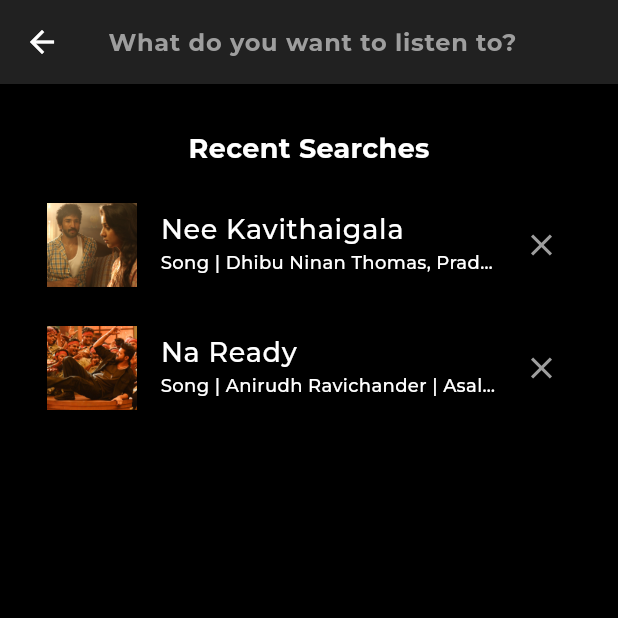
After one commit to Yogesh-Jaisankar/spotify_clone, a Flutter app: the Search screen opened directly, after a tap on "What do you want to listen to?", on a phone screen of 412 x 824 dp, the top half of it. The commit adds this screen. Run offline on Flutter 3.47's test engine with Material 2 defaults, Android fonts, the light colour scheme and no system bars; our stand-ins replace font_awesome_flutter, google_fonts, hexcolor.

Commit message:
Second Commit

```diff
--- /dev/null
+++ b/lib/library.dart
@@ -0,0 +1,27 @@
+import 'package:flutter/material.dart';
+
+class Library extends StatefulWidget {
+  const Library({super.key});
+
+  @override
+  State<Library> createState() => _LibraryState();
+}
+
+class _LibraryState extends State<Library> {
+  @override
+  Widget build(BuildContext context) {
+    return Scaffold(
+      backgroundColor: Colors.black,
+      appBar: AppBar(
+        leading: Container(
+          height: 60,
+          width: 60,
+          child: ClipRRect(
+            borderRadius: BorderRadius.circular(100),
+            child: Image.asset("assets/yog.png"),
+          ),
+        ),
+      ),
+    );
+  }
+}
--- a/lib/main.dart
+++ b/lib/main.dart
@@ -1,5 +1,5 @@
 import 'package:flutter/material.dart';
-import 'package:spotify_clone/onboard.dart';
+import 'package:spotify_clone/library.dart';
 
 void main() {
   runApp(const MyApp());
@@ -18,7 +18,7 @@ class MyApp extends StatelessWidget {
         colorScheme: ColorScheme.fromSeed(seedColor: Colors.deepPurple),
         useMaterial3: true,
       ),
-      home: Onboard(),
+      home: Library(),
     );
   }
 }
--- a/lib/onboard.dart
+++ b/lib/onboard.dart
@@ -32,7 +32,6 @@ class _OnboardState extends State<Onboard> {
           child: Padding(
             padding: const EdgeInsets.all(30.0),
             child: SafeArea(
-              child: SingleChildScrollView(
               child: Column(
                 mainAxisAlignment: MainAxisAlignment.start,
                 crossAxisAlignment: CrossAxisAlignment.center,
@@ -177,7 +176,6 @@ class _OnboardState extends State<Onboard> {
           ),
         ),
       ),
-      ),
     );
   }
 }
--- /dev/null
+++ b/lib/search.dart
@@ -0,0 +1,168 @@
+import 'package:flutter/material.dart';
+import 'package:google_fonts/google_fonts.dart';
+import 'package:hexcolor/hexcolor.dart';
+import 'package:spotify_clone/searchpage.dart';
+
+class Search extends StatefulWidget {
+  const Search({super.key});
+
+  @override
+  State<Search> createState() => _SearchState();
+}
+
+final List<Map<String, dynamic>> gridMap = [
+  {"Title": "Podcasts", "Image": "assets/podcast.jpg", "Color": "#1ABC9C"},
+  {"Title": "Live Events", "Image": "assets/live.jpg", "Color": "#F1948A"},
+  {"Title": "Made For You", "Image": "assets/96.jpg", "Color": "#F1948A"},
+  {
+    "Title": "New Releases",
+    "Image": "assets/leooriginal.jpg",
+    "Color": "#52BE80"
+  },
+  {"Title": "Tamil", "Image": "assets/Tamil.jpg", "Color": "#F5CBA7"},
+  {"Title": "English", "Image": "assets/edsh.jpg", "Color": "#F8C471"},
+  {"Title": "Telugu", "Image": "assets/varisu.jpg", "Color": "#DC7633"},
+  {"Title": "Malayalam", "Image": "assets/ani.jpg", "Color": "#CB4335"},
+  {"Title": "Kannada", "Image": "assets/adhi.jpg", "Color": "#0E6655"},
+  {"Title": "Charts", "Image": "assets/jailer.jpg", "Color": "#A9CCE3"},
+  {"Title": "Pop", "Image": "assets/leo.png", "Color": "#34495E"},
+  {"Title": "India", "Image": "assets/gv.jpg", "Color": "#7D3C98"},
+  {"Title": "Trending", "Image": "assets/naready.jpg", "Color": "#7DCEA0"},
+  {"Title": "Discover", "Image": "assets/anbenum.jpg", "Color": "#FFA07A"},
+];
+
+class _SearchState extends State<Search> {
+  @override
+  Widget build(BuildContext context) {
+    return Scaffold(
+      backgroundColor: Colors.black,
+      appBar: AppBar(
+        backgroundColor: Colors.black,
+        surfaceTintColor: Colors.transparent,
+        centerTitle: false,
+        title: Text(
+          "Search",
+          style: GoogleFonts.montserrat(
+              color: Colors.white, fontWeight: FontWeight.bold, fontSize: 25),
+        ),
+        actions: const [
+          Padding(
+            padding: EdgeInsets.all(8.0),
+            child: Icon(
+              Icons.camera_alt_outlined,
+              color: Colors.white,
+              size: 35,
+            ),
+          ),
+        ],
+      ),
+      body: Padding(
+        padding: const EdgeInsets.all(8.0),
+        child: Column(
+          crossAxisAlignment: CrossAxisAlignment.start,
+          children: [
+            GestureDetector(
+              onTap: (){
+                Navigator.of(context).push(MaterialPageRoute(builder: (context)=>SearchPage()));
+              },
+              child: Container(
+                height: 50,
+                width: double.infinity,
+                decoration: BoxDecoration(
+                    color: Colors.white, borderRadius: BorderRadius.circular(5)),
+                child: Padding(
+                  padding: const EdgeInsets.all(8.0),
+                  child: Row(
+                    children: [
+                      const Icon(
+                        Icons.search,
+                        size: 33,
+                        color: Colors.black45,
+                      ),
+                      const SizedBox(width: 10),
+                      Text(
+                        "What do you want to listen to?",
+                        style: GoogleFonts.montserrat(
+                            color: Colors.black45,
+                            fontWeight: FontWeight.bold,
+                            fontSize: 16),
+                      )
+                    ],
+                  ),
+                ),
+              ),
+            ),
+            const SizedBox(height: 15),
+            Text(
+              "Browse all",
+              style: GoogleFonts.montserrat(
+                  color: Colors.white,
+                  fontWeight: FontWeight.bold,
+                  fontSize: 18),
+            ),
+            const SizedBox(height: 15),
+            Expanded(
+                child: GridView.builder(
+                    shrinkWrap: true,
+                    gridDelegate:
+                        const SliverGridDelegateWithFixedCrossAxisCount(
+                      mainAxisExtent: 100,
+                      crossAxisCount: 2,
+                    ),
+                    itemCount: gridMap.length,
+                    itemBuilder: (_, index) {
+                      return Padding(
+                        padding: const EdgeInsets.all(8.0),
+                        child: Container(
+                          height: 80,
+                          width: 180,
+                          decoration: BoxDecoration(
+                            color: HexColor(
+                                "${gridMap.elementAt(index)['Color']}"),
+                            borderRadius: BorderRadius.circular(4),
+                          ),
+                          child: Row(
+                            children: [
+                              Padding(
+                                padding: const EdgeInsets.all(8.0),
+                                child: SizedBox(
+                                  width: 90, // Set a specific width
+                                  child: Text(
+                                    "${gridMap.elementAt(index)['Title']}",
+                                    style: GoogleFonts.montserrat(
+                                      color: Colors.black,
+                                      fontWeight: FontWeight.bold,
+                                      fontSize: 16,
+                                    ),
+                                    overflow: TextOverflow.ellipsis,
+                                    maxLines: 2,
+                                  ),
+                                ),
+                              ),
+                              const Spacer(),
+                              Padding(
+                                padding: const EdgeInsets.all(8.0),
+                                child: Container(
+                                    width: 60,
+                                    height: 80,
+                                    decoration: BoxDecoration(
+                                        borderRadius: BorderRadius.circular(5)),
+                                    child: ClipRRect(
+                                      borderRadius: BorderRadius.circular(8),
+                                      child: Image.asset(
+                                        "${gridMap.elementAt(index)['Image']}",
+                                        fit: BoxFit.cover,
+                                      ),
+                                    )),
+                              )
+                            ],
+                          ),
+                        ),
+                      );
+                    })),
+          ],
+        ),
+      ),
+    );
+  }
+}
--- /dev/null
+++ b/lib/searchcards.dart
@@ -0,0 +1,15 @@
+import 'package:flutter/material.dart';
+
+class SearchCards extends StatefulWidget {
+  const SearchCards({super.key});
+
+  @override
+  State<SearchCards> createState() => _SearchCardsState();
+}
+
+class _SearchCardsState extends State<SearchCards> {
+  @override
+  Widget build(BuildContext context) {
+    return const Placeholder();
+  }
+}
--- /dev/null
+++ b/lib/searchpage.dart
@@ -0,0 +1,112 @@
+import 'package:flutter/material.dart';
+import 'package:google_fonts/google_fonts.dart';
+
+class SearchPage extends StatefulWidget {
+  const SearchPage({super.key});
+
+  @override
+  State<SearchPage> createState() => _SearchPageState();
+}
+
+class _SearchPageState extends State<SearchPage> {
+  @override
+  Widget build(BuildContext context) {
+    return SafeArea(
+      child: Scaffold(
+        backgroundColor: Colors.black,
+        appBar: AppBar(
+          backgroundColor: Colors.grey.shade900,
+          leading: BackButton(
+            color: Colors.white,
+          ),
+          title: TextFormField(
+            decoration: InputDecoration(
+                border: InputBorder.none,
+                hintText: "What do you want to listen to?",
+                hintStyle: GoogleFonts.montserrat(
+                    color: Colors.grey, fontWeight: FontWeight.bold)),
+          ),
+        ),
+        body: Padding(
+          padding: const EdgeInsets.all(15.0),
+          child: Column(
+            children: [
+              SizedBox(height: 15),
+              Text(
+                "Recent Searches",
+                style: GoogleFonts.montserrat(
+                    color: Colors.white,
+                    fontWeight: FontWeight.bold,
+                    fontSize: 18),
+              ),
+              SizedBox(height: 15),
+              ListTile(
+                leading: Container(
+                  width: 60,
+                  height: 60,
+                  decoration: BoxDecoration(
+                      image: DecorationImage(
+                          image: AssetImage("assets/neekav.png"),
+                          fit: BoxFit.cover)),
+                ),
+                title: Text(
+                  "Nee Kavithaigala",
+                  style: GoogleFonts.montserrat(
+                      color: Colors.white,
+                      fontWeight: FontWeight.w500,
+                      fontSize: 18),
+                ),
+                subtitle: Text(
+                  "Song | Dhibu Ninan Thomas, Pradeep Kumar",
+                  style: GoogleFonts.montserrat(
+                      color: Colors.white,
+                      fontWeight: FontWeight.w500,
+                      fontSize: 12),
+                  maxLines: 1,
+                  overflow: TextOverflow.ellipsis,
+                  softWrap: true,
+                ),
+                trailing: Icon(
+                  Icons.close,
+                  color: Colors.grey,
+                ),
+              ),
+              SizedBox(height: 10),
+              ListTile(
+                leading: Container(
+                  width: 60,
+                  height: 60,
+                  decoration: BoxDecoration(
+                      image: DecorationImage(
+                          image: AssetImage("assets/naready.jpg"),
+                          fit: BoxFit.cover)),
+                ),
+                title: Text(
+                  "Na Ready",
+                  style: GoogleFonts.montserrat(
+                      color: Colors.white,
+                      fontWeight: FontWeight.w500,
+                      fontSize: 18),
+                ),
+                subtitle: Text(
+                  "Song | Anirudh Ravichander | Asal Kolar",
+                  style: GoogleFonts.montserrat(
+                      color: Colors.white,
+                      fontWeight: FontWeight.w500,
+                      fontSize: 12),
+                  maxLines: 1,
+                  overflow: TextOverflow.ellipsis,
+                  softWrap: true,
+                ),
+                trailing: Icon(
+                  Icons.close,
+                  color: Colors.grey,
+                ),
+              ),
+            ],
+          ),
+        ),
+      ),
+    );
+  }
+}
```
Also changed, not shown: assets/live.jpg (added), assets/neekav.png (added), assets/podcast.jpg (added), assets/yog.png (added), 1 other file. Lines whose indentation alone changed are shown as unchanged.
